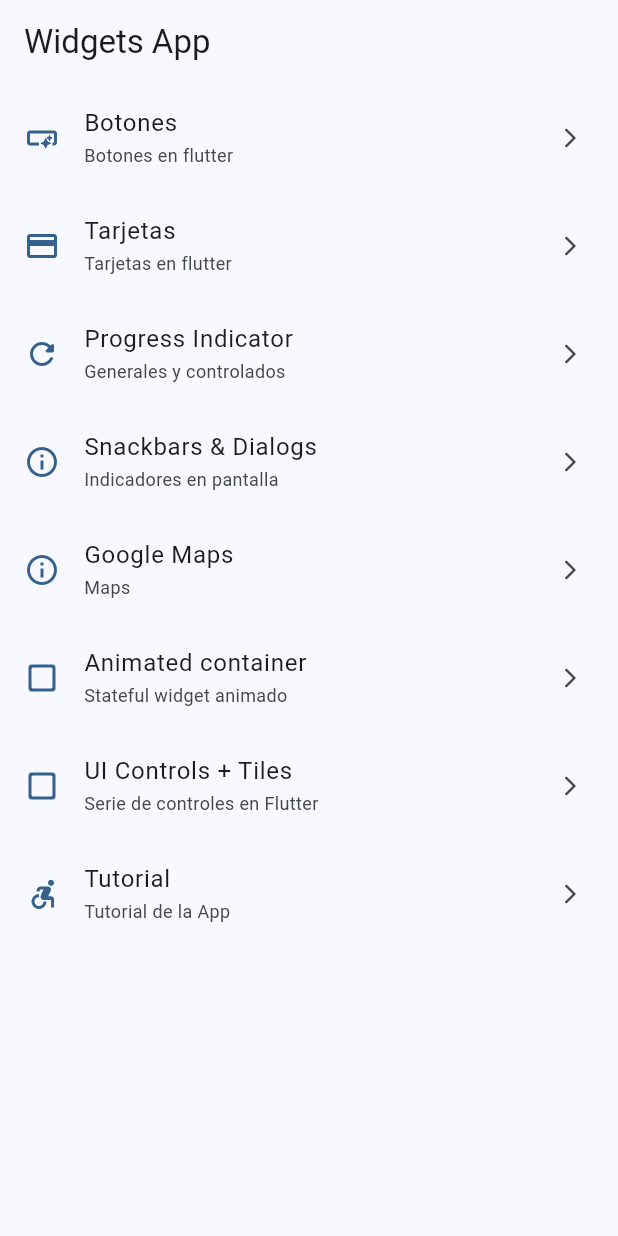
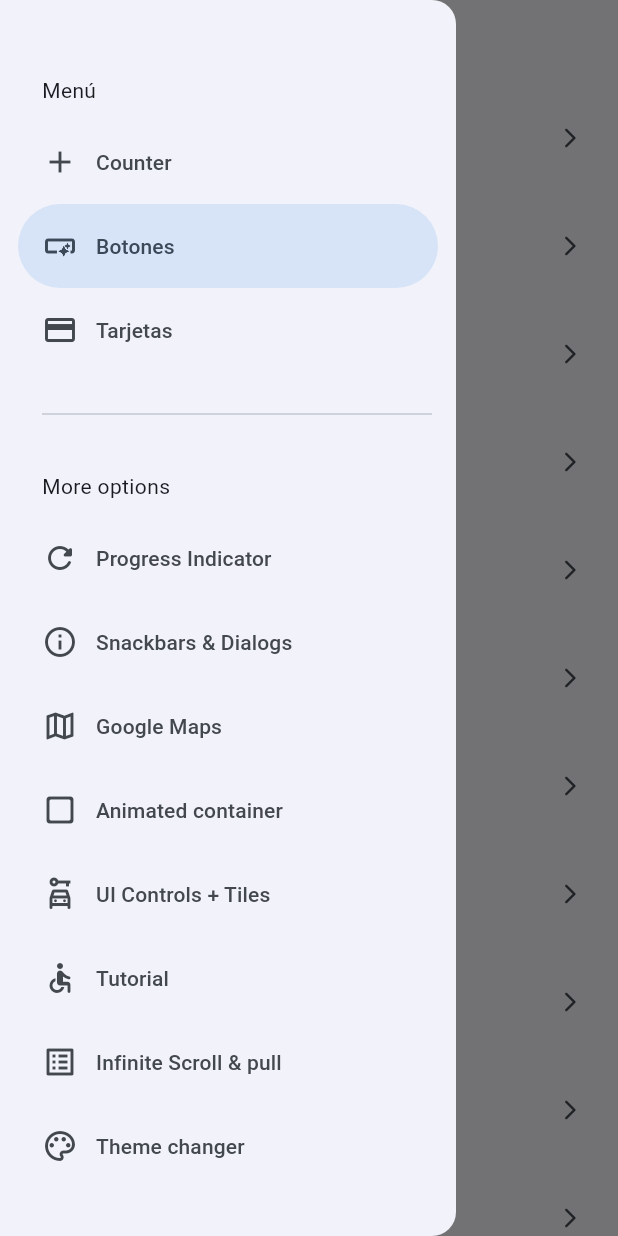
Before and after one commit to mariots182/flutter_widgets, a Flutter app: the screen it shows after launch, with the side drawer open (before the commit the screen has no drawer), on a phone screen of 412 x 824 dp. Run offline on Flutter 3.47's test engine with Material 3 defaults, Android fonts, the phone set to English and light mode, and no system bars; our stand-ins replace animate_do, flutter_riverpod, go_router, google_maps_flutter.

Commit message:
antes de state notifier

```diff
--- a/lib/config/menu/menu_items.dart
+++ b/lib/config/menu/menu_items.dart
@@ -15,6 +15,11 @@ class MenuItem {
 }
 
 const appMenuItem = <MenuItem>[
+  MenuItem(
+    title: "Counter",
+    subtitle: "Scroller infinito y pull refresh",
+    link: "/counter",
+    icon: Icons.add),
   MenuItem(
       title: "Botones",
       subtitle: "Botones en flutter",
@@ -39,7 +44,7 @@ const appMenuItem = <MenuItem>[
       title: "Google Maps",
       subtitle: "Maps",
       link: "/maps_google",
-      icon: Icons.info_outline),
+      icon: Icons.map_outlined),
   MenuItem(
       title: "Animated container",
       subtitle: "Stateful widget animado",
@@ -49,11 +54,21 @@ const appMenuItem = <MenuItem>[
       title: "UI Controls + Tiles",
       subtitle: "Serie de controles en Flutter",
       link: "/ui-controls",
-      icon: Icons.check_box_outline_blank_rounded),
+      icon: Icons.car_rental_outlined),
   MenuItem(
       title: "Tutorial",
       subtitle: "Tutorial de la App",
       link: "/tutorial",
-      icon: Icons.accessible_forward_outlined),
+      icon: Icons.accessible_rounded),
+  MenuItem(
+      title: "Infinite Scroll & pull",
+      subtitle: "Scroller infinito y pull refresh",
+      link: "/infinite",
+      icon: Icons.list_alt_outlined),
+  MenuItem(
+      title: "Theme changer",
+      subtitle: "Cambiar el tema + Riverpod Provider",
+      link: "/theme-changer",
+      icon: Icons.palette_outlined),
 
 ];
--- a/lib/config/router/app_router.dart
+++ b/lib/config/router/app_router.dart
@@ -12,4 +12,8 @@ final appRouter = GoRouter(
   GoRoute(path: '/animated',  name:AnimatedScreen.name, builder: (context, state) => const AnimatedScreen()),
   GoRoute(path: '/ui-controls',  name:UiControlsScreen.name, builder: (context, state) => const UiControlsScreen()),
   GoRoute(path: '/tutorial',  name:AppTutorialScreen.name, builder: (context, state) => const AppTutorialScreen()),
+  GoRoute(path: '/infinite',  name:InfiniteScrollScreen.name, builder: (context, state) => const InfiniteScrollScreen()),
+  GoRoute(path: '/counter',  name:CounterScreen.name, builder: (context, state) => const CounterScreen()),
+  GoRoute(path: '/theme-changer',  name:ThemeChangerScreen.name, builder: (context, state) => const ThemeChangerScreen()),
+
 ]);
--- a/lib/config/theme/app_theme.dart
+++ b/lib/config/theme/app_theme.dart
@@ -14,15 +14,18 @@ const colorList = [
 
 class AppTheme {
   final int selectedColor;
+  final bool isDarkMode;
 
-  AppTheme({this.selectedColor = 0})
-    : assert(selectedColor >= 0, 'selected color must be greater or equal to 0'),
-      assert(selectedColor < colorList.length, 'selected color less than list of colors');
+  AppTheme({this.selectedColor = 0, this.isDarkMode=false})
+      : assert(
+            selectedColor >= 0, 'selected color must be greater or equal to 0'),
+        assert(selectedColor < colorList.length,
+            'selected color less than list of colors');
 
   ThemeData getTheme() => ThemeData(
         useMaterial3: true,
+        brightness: isDarkMode ? Brightness.dark : Brightness.light,
         colorSchemeSeed: colorList[selectedColor],
-        appBarTheme: const AppBarTheme(centerTitle: false)
-
+        appBarTheme: const AppBarTheme(centerTitle: false),
       );
 }
--- a/lib/main.dart
+++ b/lib/main.dart
@@ -1,22 +1,26 @@
 import 'package:flutter/material.dart';
+import 'package:flutter_riverpod/flutter_riverpod.dart';
 import 'package:widgets_app/config/router/app_router.dart';
 import 'package:widgets_app/config/theme/app_theme.dart';
+import 'package:widgets_app/presentation/providers/theme_provider.dart';
 
 void main() {
-  runApp(const MainApp());
+  runApp(const ProviderScope(child: MainApp()));
 }
 
-class MainApp extends StatelessWidget {
+class MainApp extends ConsumerWidget {
   const MainApp({super.key});
 
   @override
-  Widget build(BuildContext context) {
-    return  MaterialApp.router(
-      title: 'Flutter Widgets',
+  Widget build(BuildContext context, ref) {
+    final int selectedColor = ref.watch(selectecColorProvider);
+    final bool isDarkMode = ref.watch(isDarkModeProvider);
+
+    return MaterialApp.router(
+      title: 'Flutter + Material 3 Widgets',
       routerConfig: appRouter,
       debugShowCheckedModeBanner: false,
-      theme: AppTheme(selectedColor:0).getTheme(),
-
+      theme: AppTheme(selectedColor: selectedColor, isDarkMode: isDarkMode).getTheme(),
     );
   }
 }
--- /dev/null
+++ b/lib/presentation/providers/counter_provider.dart
@@ -0,0 +1,3 @@
+import 'package:flutter_riverpod/flutter_riverpod.dart';
+
+final counterProvider = StateProvider((ref) => 6);
--- /dev/null
+++ b/lib/presentation/providers/theme_provider.dart
@@ -0,0 +1,10 @@
+import 'package:flutter_riverpod/flutter_riverpod.dart';
+import 'package:widgets_app/config/theme/app_theme.dart';
+
+final isDarkModeProvider = StateProvider((ref) => false);
+
+//Listado de colores inmutables
+final colorListProvider = StateProvider((ref) => colorList);
+
+//color seleccionado del listado
+final selectecColorProvider = StateProvider((ref) => 0);
--- a/lib/presentation/screens/app_tutorial/app_tutorial_screen.dart
+++ b/lib/presentation/screens/app_tutorial/app_tutorial_screen.dart
@@ -51,7 +51,6 @@ class _AppTutorialScreenState extends State<AppTutorialScreen> {
         });
       }
 
-      print('${pageViewController.page}');
     });
   }
 
--- a/lib/presentation/screens/home/home_screen.dart
+++ b/lib/presentation/screens/home/home_screen.dart
@@ -1,9 +1,9 @@
 import 'package:flutter/material.dart';
 import 'package:go_router/go_router.dart';
 import 'package:widgets_app/config/menu/menu_items.dart';
+import 'package:widgets_app/presentation/widgets/drawers/side_menu.dart';
 
 class HomeScreen extends StatelessWidget {
-
   static const String name = "home_screen";
 
   static const routeName = '/';
@@ -12,11 +12,17 @@ class HomeScreen extends StatelessWidget {
 
   @override
   Widget build(BuildContext context) {
+
+    final scaffoldKey = GlobalKey<ScaffoldState>();
+
     return Scaffold(
-        appBar: AppBar(
-          title: const Text("Widgets App"),
-        ),
-        body: const _HomeView());
+      key: scaffoldKey,
+      appBar: AppBar(
+        title: const Text("Widgets App"),
+      ),
+      body: const _HomeView(),
+      drawer: SideMenu(scaffoldKey: scaffoldKey,),
+    );
   }
 }
 
--- a/lib/presentation/screens/screens.dart
+++ b/lib/presentation/screens/screens.dart
@@ -7,4 +7,6 @@ export 'package:widgets_app/presentation/screens/snackbar/snackbar_screen.dart';
 export 'package:widgets_app/presentation/screens/ui_controls/ui_controls_screen.dart';
 export 'package:widgets_app/presentation/screens/buttons/buttons_screen.dart';
 export 'package:widgets_app/presentation/screens/cards/cards_screen.dart';
+export 'package:widgets_app/presentation/screens/counter/counter_screen.dart';
 export 'package:widgets_app/presentation/screens/home/home_screen.dart';
+export 'package:widgets_app/presentation/screens/theme_changer/theme_changer_screen.dart';
--- a/lib/presentation/screens/ui_controls/ui_controls_screen.dart
+++ b/lib/presentation/screens/ui_controls/ui_controls_screen.dart
@@ -17,9 +17,7 @@ class UiControlsScreen extends StatelessWidget {
 }
 
 class _UiControlsView extends StatefulWidget {
-  const _UiControlsView({
-    super.key,
-  });
+  const _UiControlsView();
 
   @override
   State<_UiControlsView> createState() => _UiControlsViewState();
--- /dev/null
+++ b/lib/presentation/widgets/drawers/side_menu.dart
@@ -0,0 +1,59 @@
+import 'package:flutter/material.dart';
+import 'package:go_router/go_router.dart';
+import 'package:widgets_app/config/menu/menu_items.dart';
+
+class SideMenu extends StatefulWidget {
+
+  final GlobalKey<ScaffoldState> scaffoldKey;
+
+  const SideMenu({super.key, required this.scaffoldKey});
+
+  @override
+  State<SideMenu> createState() => _SideMenuState();
+}
+
+class _SideMenuState extends State<SideMenu> {
+  int navDrawerIndex = 1;
+
+  @override
+  Widget build(BuildContext context) {
+    final hasNotch = MediaQuery.of(context).viewPadding.top > 35;
+
+    return NavigationDrawer(
+        selectedIndex: navDrawerIndex,
+        onDestinationSelected: (value) {
+          setState(() {
+            navDrawerIndex = value;
+          });
+
+          final menuItem = appMenuItem[value];
+
+          context.push(menuItem.link);
+          widget.scaffoldKey.currentState?.closeDrawer();
+
+        },
+        children: [
+          Padding(padding: EdgeInsets.fromLTRB(28, hasNotch ? 0 : 20, 16, 10)),
+          const Padding(
+            padding: EdgeInsets.fromLTRB(28, 20, 16, 10),
+            child: Text('Menú'),
+          ),
+          ...appMenuItem.sublist(0, 3).map(
+                (item) => NavigationDrawerDestination(
+                    icon: Icon(item.icon), label: Text(item.title)),
+              ),
+          const Padding(
+            padding: EdgeInsets.fromLTRB(28, 20, 16, 10),
+            child: Divider(),
+          ),
+          const Padding(
+            padding: EdgeInsets.fromLTRB(28, 20, 16, 10),
+            child: Text('More options'),
+          ),
+          ...appMenuItem.sublist(3).map(
+                (item) => NavigationDrawerDestination(
+                    icon: Icon(item.icon), label: Text(item.title)),
+              )
+        ]);
+  }
+}
--- a/pubspec.yaml
+++ b/pubspec.yaml
@@ -10,6 +10,7 @@ dependencies:
   animate_do: ^3.3.4
   flutter:
     sdk: flutter
+  flutter_riverpod: ^2.5.1
   go_router: ^12.1.1
   google_maps_flutter: ^2.6.1
 
```
Also changed, not shown: lib/presentation/screens/animated/animated_screen.dart (+4 -4 lines), lib/presentation/screens/counter/counter_screen.dart (added, +47 -0 lines), lib/presentation/screens/infinite_scroll/infinite_scroll_screen.dart (+113 -3 lines), lib/presentation/screens/theme_changer/theme_changer_screen.dart (added, +67 -0 lines), pubspec.lock.
